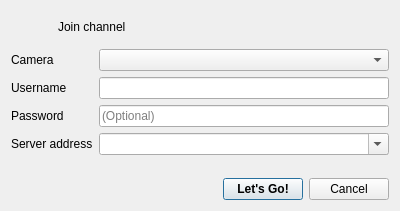
Old version of the form projects/qts3videoclient/src/startupwidget.ui in the repository mfreiholz/ts3video.
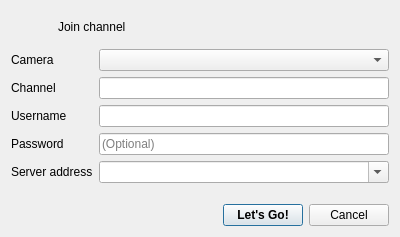
New version of the form. Icons and pictures are not drawn.

Commit message: Startup dialog directory modifies the ClientAppLogic::Options values now. Refactors names from ts3* to variables without ts3* prefixes. Makes it possible to join a channel by identifier (unique name).

Diff of the .ui file:
```diff
--- a/projects/qts3videoclient/src/startupwidget.ui
+++ b/projects/qts3videoclient/src/startupwidget.ui
@@ -7,7 +7,7 @@
     <x>0</x>
     <y>0</y>
     <width>400</width>
-    <height>211</height>
+    <height>237</height>
    </rect>
   </property>
   <property name="minimumSize">
@@ -64,24 +64,24 @@
      <item row="0" column="1">
       <widget class="QComboBox" name="cameraComboBox"/>
      </item>
-     <item row="1" column="0">
+     <item row="2" column="0">
       <widget class="QLabel" name="usernameLabel">
        <property name="text">
         <string>Username</string>
        </property>
       </widget>
      </item>
-     <item row="1" column="1">
+     <item row="2" column="1">
       <widget class="QLineEdit" name="usernameLineEdit"/>
      </item>
-     <item row="2" column="0">
+     <item row="3" column="0">
       <widget class="QLabel" name="label_2">
        <property name="text">
         <string>Password</string>
        </property>
       </widget>
      </item>
-     <item row="2" column="1">
+     <item row="3" column="1">
       <widget class="QLineEdit" name="passwordLineEdit">
        <property name="echoMode">
         <enum>QLineEdit::Password</enum>
@@ -91,14 +91,14 @@
        </property>
       </widget>
      </item>
-     <item row="3" column="0">
+     <item row="4" column="0">
       <widget class="QLabel" name="serverAddressLabel">
        <property name="text">
         <string>Server address</string>
        </property>
       </widget>
      </item>
-     <item row="3" column="1">
+     <item row="4" column="1">
       <widget class="QComboBox" name="serverAddress">
        <property name="sizePolicy">
         <sizepolicy hsizetype="MinimumExpanding" vsizetype="Fixed">
@@ -111,6 +111,19 @@
        </property>
       </widget>
      </item>
+     <item row="1" column="0">
+      <widget class="QLabel" name="channelIdentifierLabel">
+       <property name="text">
+        <string>Channel</string>
+       </property>
+       <property name="buddy">
+        <cstring>channelIdentifierLineEdit</cstring>
+       </property>
+      </widget>
+     </item>
+     <item row="1" column="1">
+      <widget class="QLineEdit" name="channelIdentifierLineEdit"/>
+     </item>
     </layout>
    </item>
    <item>
```
Left out of the diff: 21 changed lines with no effect on the pictures. The commit also changes 8 other files.
